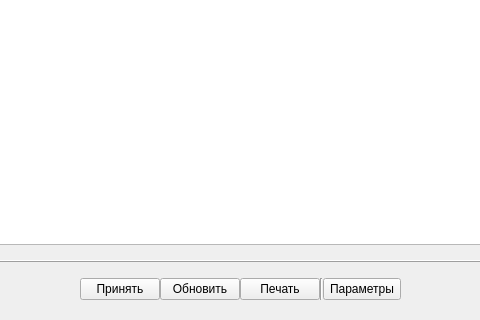
The window that tabrepairs.ui (solderercb/snap_crm) describes before a commit, drawn with Qt 5; both pictures show x 172 to 652 and y 448 to 768 of the 1024 by 768 pixel window.
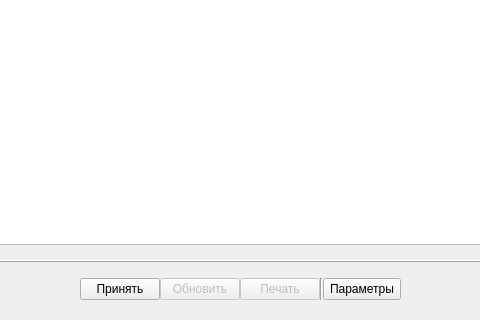
The same window after the commit.

Diff of the .ui file:
```diff
--- a/tabrepairs.ui
+++ b/tabrepairs.ui
@@ -74,6 +74,9 @@
             </item>
             <item row="0" column="1">
              <widget class="QPushButton" name="buttonRefreshTable">
+              <property name="enabled">
+               <bool>false</bool>
+              </property>
               <property name="text">
                <string>Обновить</string>
               </property>
@@ -81,6 +84,9 @@
             </item>
             <item row="0" column="2">
              <widget class="QPushButton" name="buttonPrint">
+              <property name="enabled">
+               <bool>false</bool>
+              </property>
               <property name="text">
                <string>Печать</string>
               </property>
```
